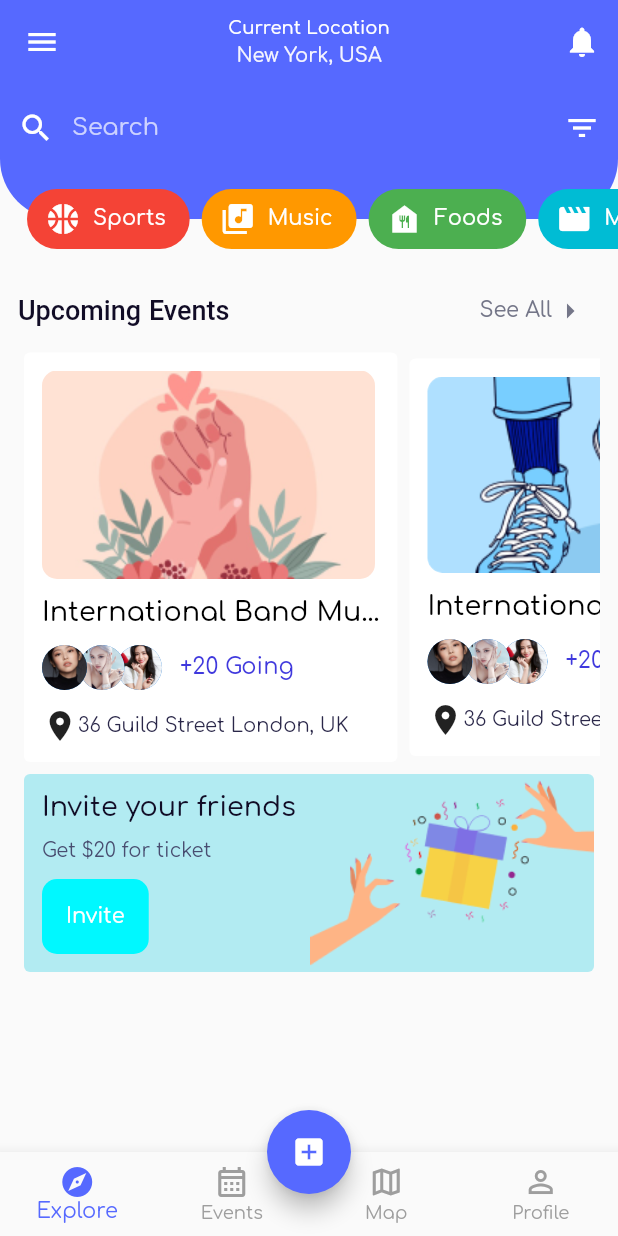
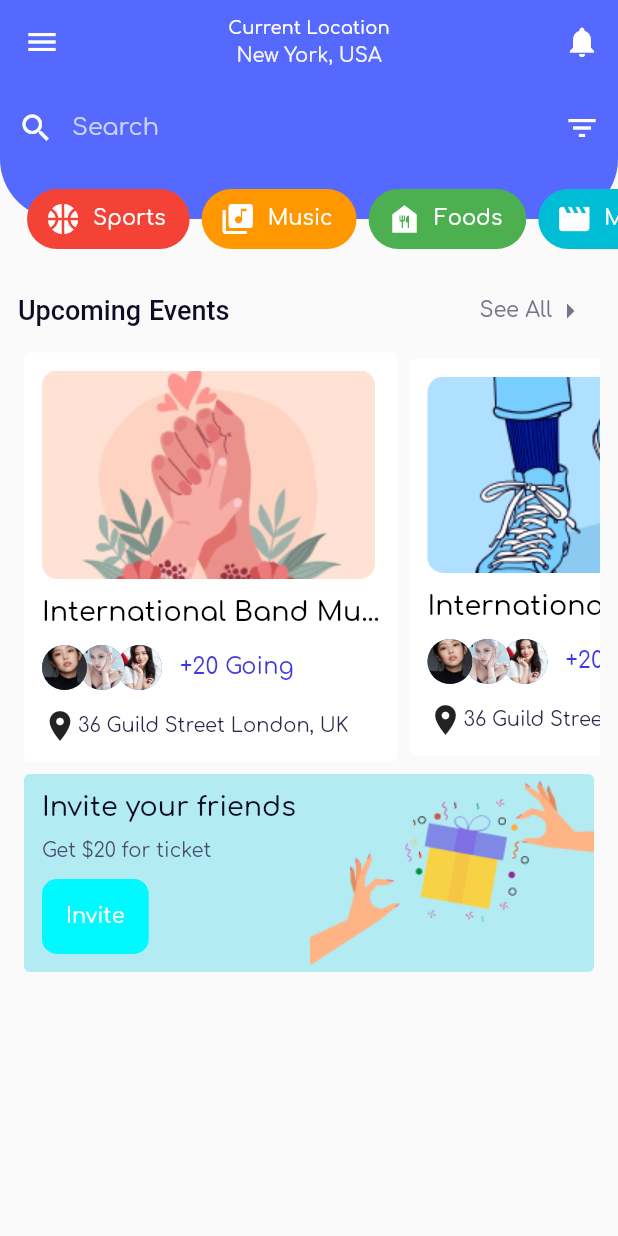
Before and after one commit to SteplerPaulo/event_booking, a Flutter app: the screen it shows after launch, after a tap on "SIGN IN", on a phone screen of 412 x 824 dp. Run offline on Flutter 3.47's test engine with Material 2 defaults, Android fonts, the phone set to English and light mode, and no system bars; our stand-ins replace flutter_svg, get, google_fonts, pinput.

Commit message:
Update bottom navigation approach - Moved bottom nav to expolore scree, remove home module

```diff
--- a/lib/app/modules/event_map/views/event_map_view.dart
+++ b/lib/app/modules/event_map/views/event_map_view.dart
@@ -9,15 +9,9 @@ class EventMapView extends GetView<EventMapController> {
   @override
   Widget build(BuildContext context) {
     return Scaffold(
-      appBar: AppBar(
-        title: const Text('Event Map'),
-        centerTitle: true,
-      ),
+      appBar: AppBar(title: const Text('Event Map')),
       body: const Center(
-        child: Text(
-          'Map here...',
-          style: TextStyle(fontSize: 20),
-        ),
+        child: Text('Map here...'),
       ),
     );
   }
--- a/lib/app/modules/explore/bindings/explore_binding.dart
+++ b/lib/app/modules/explore/bindings/explore_binding.dart
@@ -1,5 +1,4 @@
 import 'package:get/get.dart';
-
 import '../controllers/explore_controller.dart';
 
 class ExploreBinding extends Bindings {
--- a/lib/app/modules/home/bindings/home_binding.dart
+++ /dev/null
@@ -1,12 +0,0 @@
-import 'package:get/get.dart';
-
-import '../controllers/home_controller.dart';
-
-class HomeBinding extends Bindings {
-  @override
-  void dependencies() {
-    Get.lazyPut<HomeController>(
-      () => HomeController(),
-    );
-  }
-}
--- a/lib/app/modules/home/controllers/home_controller.dart
+++ /dev/null
@@ -1,9 +0,0 @@
-import 'package:get/get.dart';
-
-class HomeController extends GetxController {
-  RxInt selectedIndex = 0.obs;
-
-  void onItemTapped(int index) {
-    selectedIndex(index);
-  }
-}
--- a/lib/app/modules/home/views/home_view.dart
+++ /dev/null
@@ -1,63 +0,0 @@
-import 'package:event_booking/app/modules/event_map/views/event_map_view.dart';
-import 'package:event_booking/app/modules/events/views/events_view.dart';
-import 'package:event_booking/app/modules/explore/views/explore_view.dart';
-import 'package:event_booking/app/modules/profile/views/profile_view.dart';
-import 'package:flutter/material.dart';
-
-import 'package:get/get.dart';
-
-import '../controllers/home_controller.dart';
-
-class HomeView extends GetView<HomeController> {
-  HomeView({Key? key}) : super(key: key);
-
-  final List<Widget> screens = [
-    const ExploreView(),
-    const EventsView(),
-    const EventMapView(),
-    const ProfileView(),
-  ];
-
-  @override
-  Widget build(BuildContext context) {
-    return Scaffold(
-      floatingActionButton: FloatingActionButton(
-        backgroundColor: Get.theme.colorScheme.primary,
-        onPressed: () {},
-        child: const Icon(
-          Icons.add_box,
-          color: Colors.white,
-        ),
-      ),
-      floatingActionButtonLocation: FloatingActionButtonLocation.centerDocked,
-      body: Obx(() => screens.elementAt(controller.selectedIndex.value)),
-      bottomNavigationBar: Obx(
-        () => BottomNavigationBar(
-          items: const <BottomNavigationBarItem>[
-            BottomNavigationBarItem(
-              icon: Icon(Icons.explore),
-              label: "Explore",
-            ),
-            BottomNavigationBarItem(
-              icon: Icon(Icons.calendar_month_outlined),
-              label: "Events",
-            ),
-            BottomNavigationBarItem(
-              icon: Icon(Icons.map_outlined),
-              label: "Map",
-            ),
-            BottomNavigationBarItem(
-              icon: Icon(Icons.person_outline),
-              label: "Profile",
-            ),
-          ],
-          currentIndex: controller.selectedIndex.value,
-          selectedItemColor: Get.theme.colorScheme.primary,
-          unselectedItemColor: Colors.grey,
-          type: BottomNavigationBarType.fixed,
-          onTap: controller.onItemTapped,
-        ),
-      ),
-    );
-  }
-}
--- a/lib/app/modules/sign_in/views/sign_in_view.dart
+++ b/lib/app/modules/sign_in/views/sign_in_view.dart
@@ -119,7 +119,7 @@ class SignInView extends GetView<SignInController> {
   Widget signIn() {
     return ElevatedButton(
       onPressed: () {
-        Get.offAllNamed(Routes.HOME);
+        Get.offAllNamed(Routes.EXPLORE);
       },
       child: Stack(
         alignment: Alignment.center,
--- a/lib/app/routes/app_routes.dart
+++ b/lib/app/routes/app_routes.dart
@@ -1,9 +1,10 @@
+// ignore_for_file: constant_identifier_names
+
 part of 'app_pages.dart';
 // DO NOT EDIT. This is code generated via package:get_cli/get_cli.dart
 
 abstract class Routes {
   Routes._();
-  static const HOME = _Paths.HOME;
   static const SIGN_IN = _Paths.SIGN_IN;
   static const SIGN_UP = _Paths.SIGN_UP;
   static const OTP_VERIFICATION = _Paths.OTP_VERIFICATION;
@@ -17,7 +18,6 @@ abstract class Routes {
 
 abstract class _Paths {
   _Paths._();
-  static const HOME = '/home';
   static const SIGN_IN = '/sign-in';
   static const SIGN_UP = '/sign-up';
   static const OTP_VERIFICATION = '/otp-verification';
```
Also changed, not shown: lib/app/modules/event_details/controllers/event_details_controller.dart (+1 -21 lines), lib/app/modules/explore/controllers/explore_controller.dart (+1 -19 lines), lib/app/routes/app_pages.dart (+0 -7 lines).
